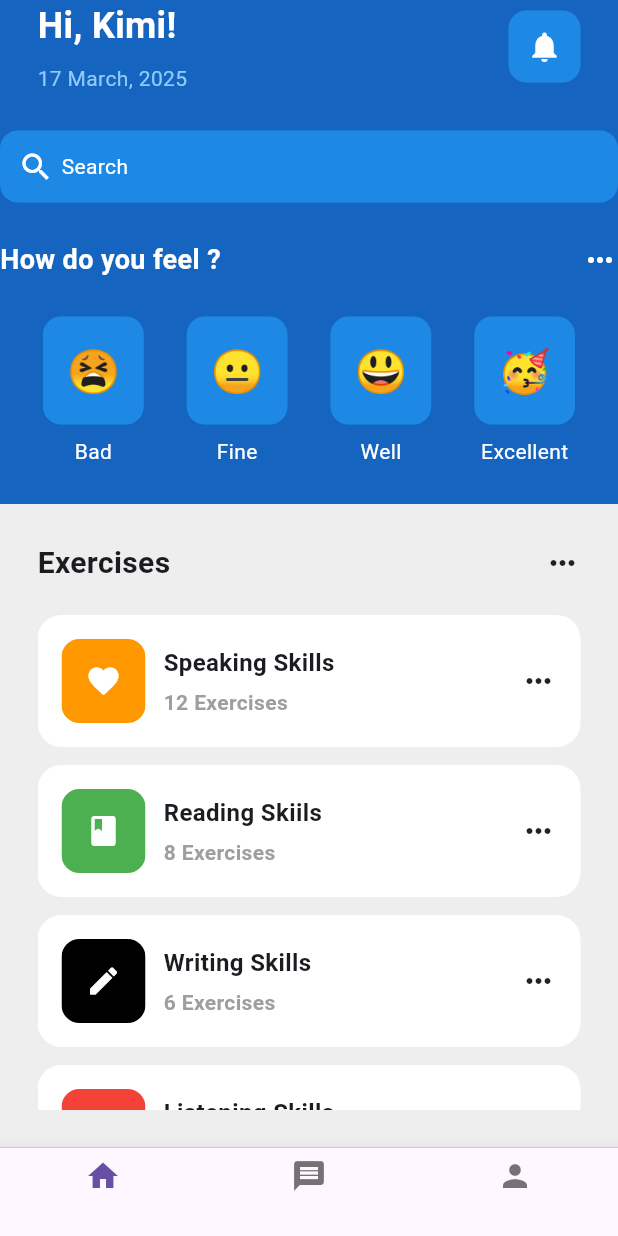
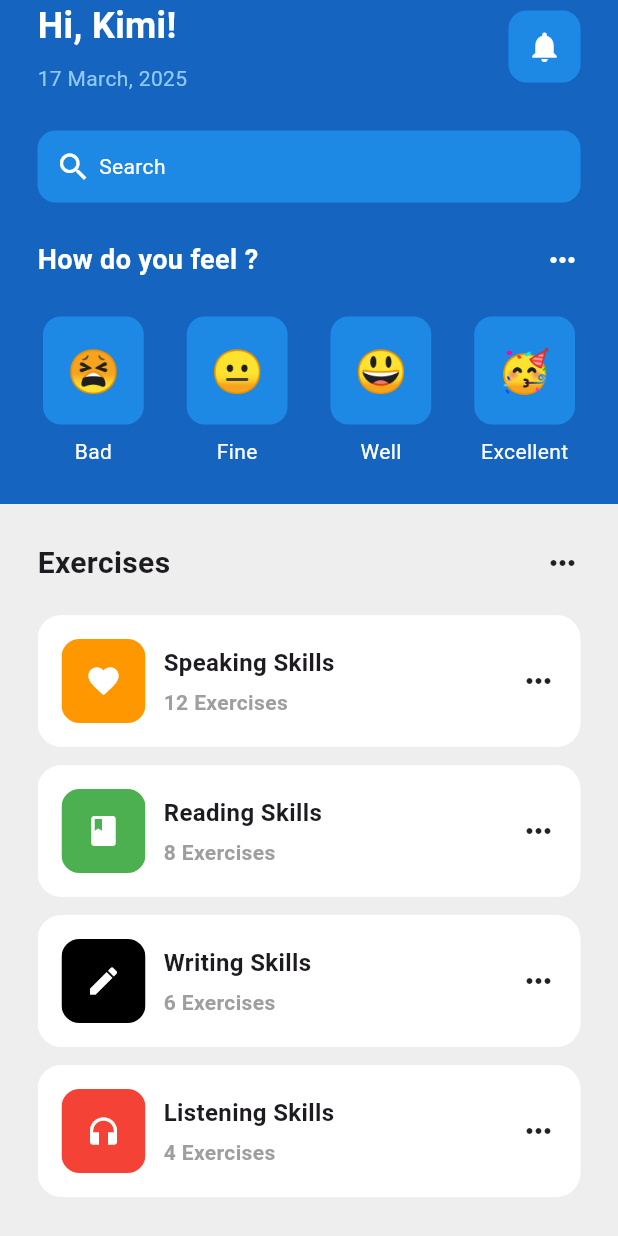
Before and after one commit to OrewaKimi/uts_mobile-programing-lanjut, a Flutter app: the screen it shows after launch, on a phone screen of 412 x 824 dp. Run offline on Flutter 3.47's test engine with Material 3 defaults, Android fonts, the phone set to English and light mode, and no system bars.

Commit message:
update for cleam code

```diff
--- a/lib/pages/home_page.dart
+++ b/lib/pages/home_page.dart
@@ -2,25 +2,13 @@ import 'package:flutter/material.dart';
 import 'package:mentalhealthapp/util/emoticon_face.dart';
 import 'package:mentalhealthapp/util/exercise_title.dart';
 
-class HomePage extends StatefulWidget {
-  const HomePage({Key? key}) : super(key: key);
+class HomePage extends StatelessWidget {
+  const HomePage({super.key});
 
-  @override
-  State<HomePage> createState() => _HomePageState();
-}
-
-class _HomePageState extends State<HomePage> {
   @override
   Widget build(BuildContext context) {
     return Scaffold(
       backgroundColor: Colors.blue[800],
-      bottomNavigationBar: BottomNavigationBar(
-        items: const [
-          BottomNavigationBarItem(icon: Icon(Icons.home), label: ''),
-          BottomNavigationBarItem(icon: Icon(Icons.message), label: ''),
-          BottomNavigationBarItem(icon: Icon(Icons.person), label: ''),
-        ],
-      ),
       body: SafeArea(
         child: Column(
           children: [
@@ -28,40 +16,26 @@ class _HomePageState extends State<HomePage> {
               padding: const EdgeInsets.symmetric(horizontal: 25.0),
               child: Column(
                 children: [
-                  // greetings row
                   Row(
                     mainAxisAlignment: MainAxisAlignment.spaceBetween,
                     children: [
-                      //Hi Kimi
                       Column(
                         crossAxisAlignment: CrossAxisAlignment.start,
                         children: [
-                          const Text(
-                            'Hi, Kimi!',
-                            style: TextStyle(
-                              color: Colors.white,
-                              fontSize: 24,
-                              fontWeight: FontWeight.bold,
-                            ),
+                          const Text('Hi, Kimi!',
+                            style: TextStyle(color: Colors.white, fontSize: 24, fontWeight: FontWeight.bold),
                           ),
                           const SizedBox(height: 8),
-                          Text(
-                            '17 March, 2025',
-                            style: TextStyle(color: Colors.blue[200]),
-                          ),
+                          Text('17 March, 2025', style: TextStyle(color: Colors.blue[200])),
                         ],
                       ),
-                      //Notification
                       Container(
                         decoration: BoxDecoration(
                           color: Colors.blue[600],
                           borderRadius: BorderRadius.circular(12),
                         ),
                         padding: const EdgeInsets.all(12),
-                        child: const Icon(
-                          Icons.notifications,
-                          color: Colors.white,
-                        ),
+                        child: const Icon(Icons.notifications, color: Colors.white),
                       ),
                     ],
                   ),
@@ -69,147 +43,69 @@ class _HomePageState extends State<HomePage> {
               ),
             ),
             const SizedBox(height: 25),
-
-            // search bar
             Container(
               decoration: BoxDecoration(
                 color: Colors.blue[600],
                 borderRadius: BorderRadius.circular(12),
               ),
               padding: const EdgeInsets.all(12),
-              child: Row(
-                children: const [
+              margin: const EdgeInsets.symmetric(horizontal: 25),
+              child: const Row(
+                children: [
                   Icon(Icons.search, color: Colors.white),
                   SizedBox(width: 5),
                   Text('Search', style: TextStyle(color: Colors.white)),
                 ],
               ),
             ),
-
             const SizedBox(height: 25),
-
-            // how do you feel
-            Row(
-              mainAxisAlignment: MainAxisAlignment.spaceBetween,
-              children: const [
-                Text(
-                  'How do you feel ?',
-                  style: TextStyle(
-                    color: Colors.white,
-                    fontSize: 18,
-                    fontWeight: FontWeight.bold,
-                  ),
-                ),
-                Icon(Icons.more_horiz, color: Colors.white),
+            const Padding(
+              padding: EdgeInsets.symmetric(horizontal: 25),
+              child: Row(
+                mainAxisAlignment: MainAxisAlignment.spaceBetween,
+                children: [
+                  Text('How do you feel ?', style: TextStyle(color: Colors.white, fontSize: 18, fontWeight: FontWeight.bold)),
+                  Icon(Icons.more_horiz, color: Colors.white),
+                ],
+              ),
+            ),
+            const SizedBox(height: 25),
+            const Row(
+              mainAxisAlignment: MainAxisAlignment.spaceEvenly,
+              children: [
+                Column(children: [EmoticonFace(emotionface: '😫'), SizedBox(height: 8), Text('Bad', style: TextStyle(color: Colors.white))]),
+                Column(children: [EmoticonFace(emotionface: '😐'), SizedBox(height: 8), Text('Fine', style: TextStyle(color: Colors.white))]),
+                Column(children: [EmoticonFace(emotionface: '😃'), SizedBox(height: 8), Text('Well', style: TextStyle(color: Colors.white))]),
+                Column(children: [EmoticonFace(emotionface: '🥳'), SizedBox(height: 8), Text('Excellent', style: TextStyle(color: Colors.white))]),
               ],
             ),
-
             const SizedBox(height: 25),
-
-            // 4 different faces
-            Row(
-              mainAxisAlignment: MainAxisAlignment.spaceEvenly,
-              children: [
-                // bad
-                Column(
-                  children: const [
-                    EmoticonFace(emotionface: '😫'),
-                    SizedBox(height: 8),
-                    Text('Bad', style: TextStyle(color: Colors.white)),
-                  ],
-                ),
-
-                // fine
-                Column(
-                  children: const [
-                    EmoticonFace(emotionface: '😐'),
-                    SizedBox(height: 8),
-                    Text('Fine', style: TextStyle(color: Colors.white)),
-                  ],
-                ),
-
-                // well
-                Column(
-                  children: const [
-                    EmoticonFace(emotionface: '😃'),
-                    SizedBox(height: 8),
-                    Text('Well', style: TextStyle(color: Colors.white)),
-                  ],
-                ),
-
-                // excellent
-                Column(
-                  children: const [
-                    EmoticonFace(emotionface: '🥳'),
-                    SizedBox(height: 8),
-                    Text('Excellent', style: TextStyle(color: Colors.white)),
-                  ],
-                ),
-              ],
-            ),
-            SizedBox(height: 25),
             Expanded(
               child: Container(
-                padding: EdgeInsets.all(25),
+                padding: const EdgeInsets.all(25),
                 color: Colors.grey[200],
-                child: Center(
-                  child: Column(
-                    children: [
-                      //exercises heading
-                      Row(
-                        mainAxisAlignment: MainAxisAlignment.spaceBetween,
-                        children: [
-                          Text(
-                            'Exercises',
-                            style: TextStyle(
-                              fontWeight: FontWeight.bold,
-                              fontSize: 20,
-                            ),
-                          ),
-                          Icon(Icons.more_horiz),
+                child: Column(
+                  children: [
+                    Row(
+                      mainAxisAlignment: MainAxisAlignment.spaceBetween,
+                      children: const [
+                        Text('Exercises', style: TextStyle(fontWeight: FontWeight.bold, fontSize: 20)),
+                        Icon(Icons.more_horiz),
+                      ],
+                    ),
+                    const SizedBox(height: 20),
+                    Expanded(
+                      child: ListView(
+                        children: const [
+                          ExerciseTitle(icon: Icons.favorite, exerciseName: 'Speaking Skills', numberOfExercises: 12, color: Colors.orange),
+                          ExerciseTitle(icon: Icons.book, exerciseName: 'Reading Skills', numberOfExercises: 8, color: Colors.green),
+                          ExerciseTitle(icon: Icons.create, exerciseName: 'Writing Skills', numberOfExercises: 6, color: Colors.black),
+                          ExerciseTitle(icon: Icons.headphones, exerciseName: 'Listening Skills', numberOfExercises: 4, color: Colors.red),
+                          ExerciseTitle(icon: Icons.lightbulb, exerciseName: 'Critical Thinking', numberOfExercises: 5, color: Colors.purple),
                         ],
                       ),
-                      SizedBox(height: 20),
-
-                      //Listiew of exercises
-                      Expanded(
-                        child: ListView(
-                          children: [
-                            ExerciseTitle(
-                              icon: Icons.favorite,
-                              exerciseName: 'Speaking Skills',
-                              numberOfExercises: 12,
-                              color: Colors.orange,
-                            ),
-                            ExerciseTitle(
-                              icon: Icons.book,
-                              exerciseName: 'Reading Skiils',
-                              numberOfExercises: 8,
-                              color: Colors.green,
-                            ),
-                            ExerciseTitle(
-                              icon: Icons.create,
-                              exerciseName: 'Writing Skills',
-                              numberOfExercises: 6,
-                              color: Colors.black,
-                            ),
-                            ExerciseTitle(
-                              icon: Icons.headphones,
-                              exerciseName: 'Listening Skills',
-                              numberOfExercises: 4,
-                              color: Colors.red,
-                            ),
-                             ExerciseTitle(
-                              icon: Icons.lightbulb,
-                              exerciseName: 'Critical Thinking',
-                              numberOfExercises: 5,
-                              color: Colors.purple,
-                            ),
-                          ],
-                        ),
-                      ),
-                    ],
-                  ),
+                    ),
+                  ],
                 ),
               ),
             ),
```
